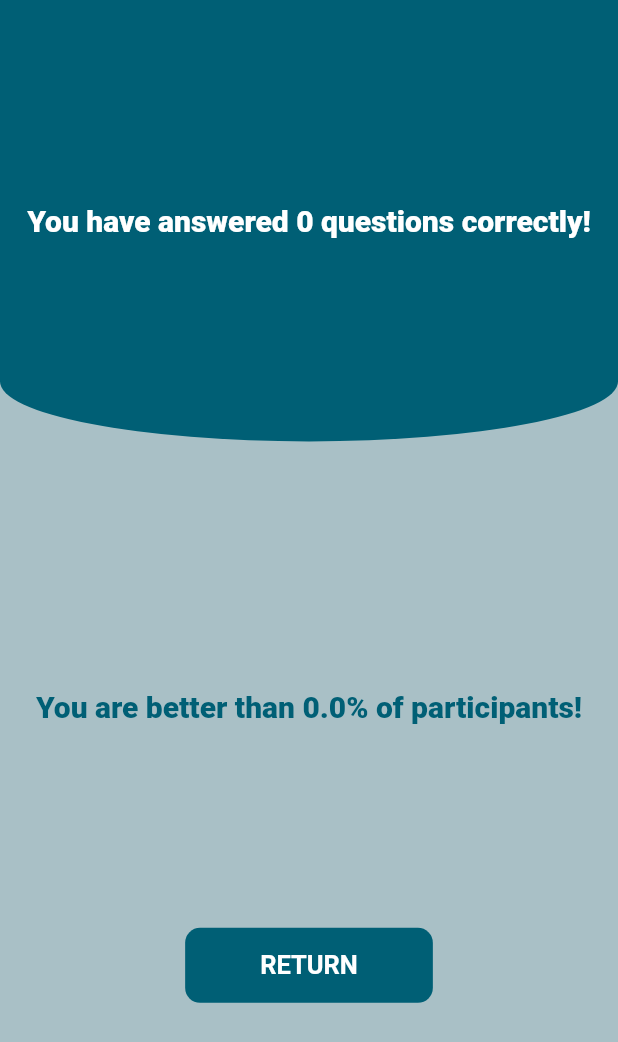
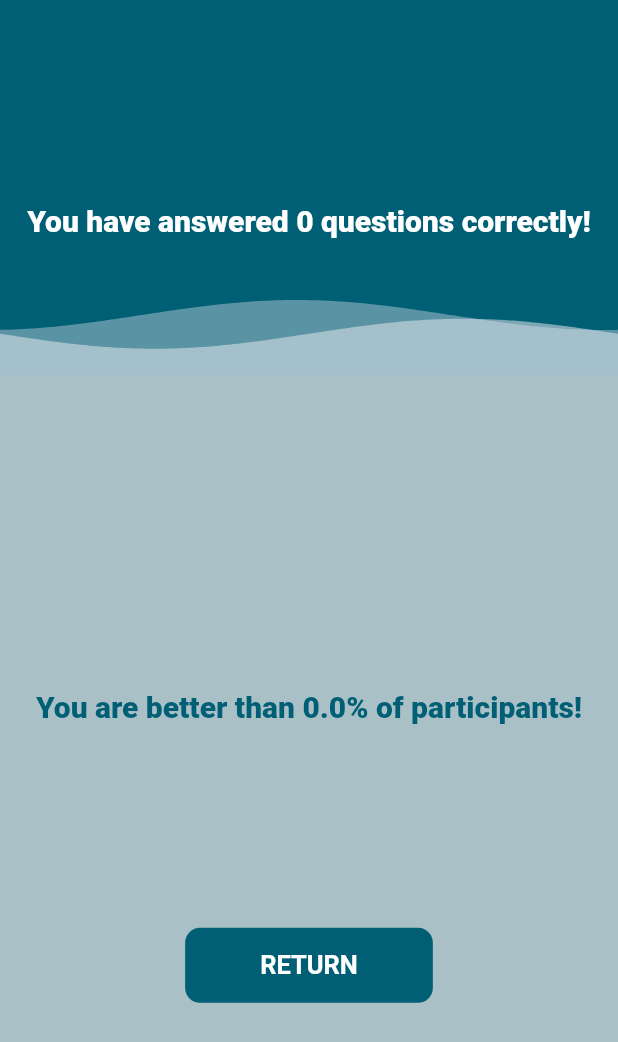
Before and after one commit to AhmadAlhussin2/ruhat_mobile, a Flutter app: the ExitForm screen opened directly with empty values, on a phone screen of 412 x 824 dp. Shown: the top 1042 px of the screen. Run offline on Flutter 3.47's test engine with Material 2 defaults, Android fonts, the phone set to English and light mode, and no system bars; drawn by our look-alikes of wave; our stand-ins replace animated_splash_screen, confetti; generated files the repository leaves out were written again; network calls fail.

Commit message:
added wave to the end screen and made the wave stateless

```diff
--- a/lib/finish_quiz.dart
+++ b/lib/finish_quiz.dart
@@ -4,6 +4,7 @@ import 'package:ruhat/models.dart';
 import 'dart:math';
 import 'package:confetti/confetti.dart';
 import 'package:flutter_gen/gen_l10n/app_localizations.dart';
+import 'package:ruhat/wavy_nav_bar.dart';
 
 class QuizEnd extends StatelessWidget {
   final String name;
@@ -72,7 +73,6 @@ class _ExitFormState extends State<ExitForm> {
 
   @override
   Widget build(BuildContext context) {
-    double screenWidth = MediaQuery.of(context).size.width;
     double screenHeight = MediaQuery.of(context).size.height;
     return Scaffold(
       backgroundColor: bgColor,
@@ -109,15 +109,10 @@ class _ExitFormState extends State<ExitForm> {
                   SizedBox(
                     width: MediaQuery.of(context).size.width,
                     height: screenHeight / 2.8,
-                    child: DecoratedBox(
-                      decoration: BoxDecoration(
-                        color: const Color.fromRGBO(0, 95, 117, 1),
-                        borderRadius: BorderRadius.only(
-                          bottomLeft: Radius.elliptical(screenWidth / 2, 40),
-                          bottomRight: Radius.elliptical(screenWidth / 2, 40),
-                        ),
-                      ),
-                      child: Padding(
+                    child: Stack(
+                      children: [
+                        const WavingNav(),
+                        Padding(
                           padding: const EdgeInsets.all(8.0),
                           child: Center(
                             child: Text(
@@ -130,6 +125,7 @@ class _ExitFormState extends State<ExitForm> {
                             ),
                           ),
                         ),
+                      ],
                     ),
                   ),
                   const SizedBox(height: 30),
--- /dev/null
+++ b/lib/wavy_nav_bar.dart
@@ -0,0 +1,36 @@
+import 'package:flutter/material.dart';
+import 'package:wave/config.dart';
+import 'package:wave/wave.dart';
+
+class WavingNav extends StatelessWidget {
+  const WavingNav({
+    Key? key,
+  }) : super(key: key);
+
+  @override
+  Widget build(BuildContext context) {
+    return DecoratedBox(
+      decoration: const BoxDecoration(
+        color: Color.fromRGBO(0, 95, 117, 1),
+      ),
+      child: WaveWidget(
+        config: CustomConfig(
+          colors: [
+            const Color.fromARGB(143, 221, 226, 232),
+            const Color.fromARGB(104, 221, 226, 232),
+          ],
+          durations: [
+            9200,
+            7100,
+          ],
+          heightPercentages: [
+            0.85,
+            0.80,
+          ],
+        ),
+        size: const Size(double.infinity, 250),
+        waveAmplitude: 0,
+      ),
+    );
+  }
+}
```
Also changed, not shown: lib/quiz_page.dart (+6 -27 lines), lib/splash_screen.dart (+1 -7 lines). Lines whose indentation alone changed are shown as unchanged.
